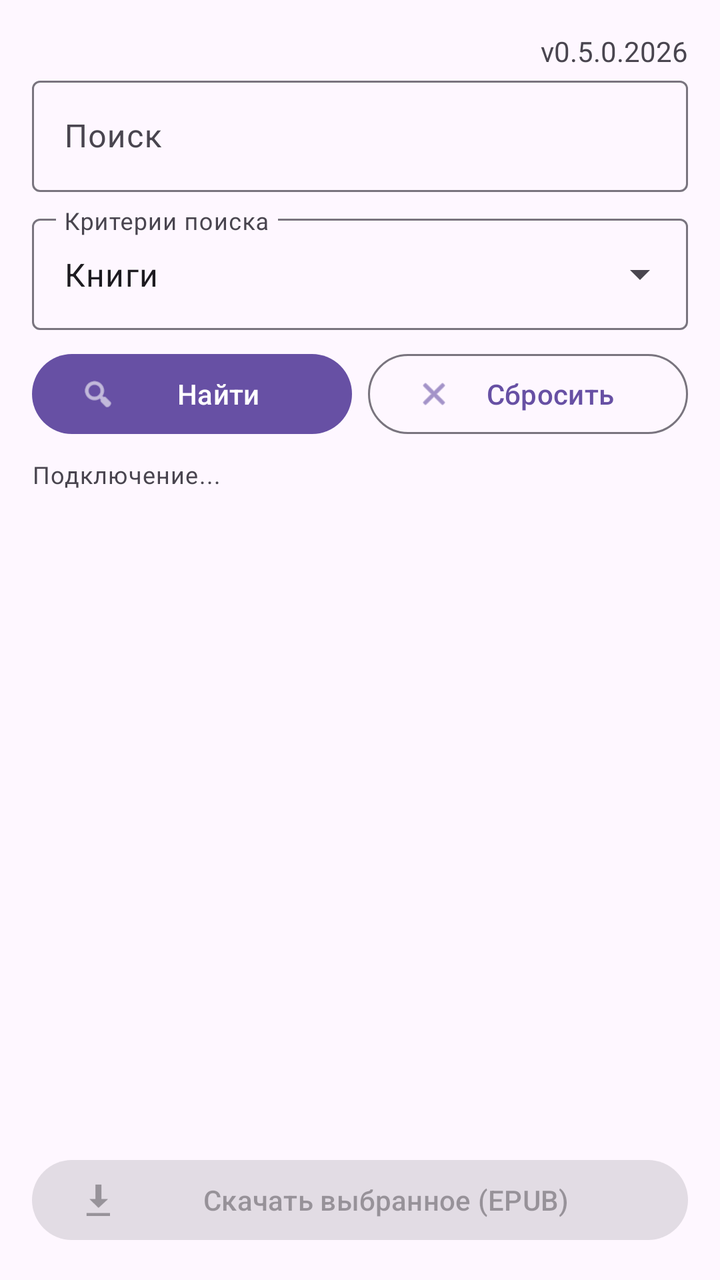
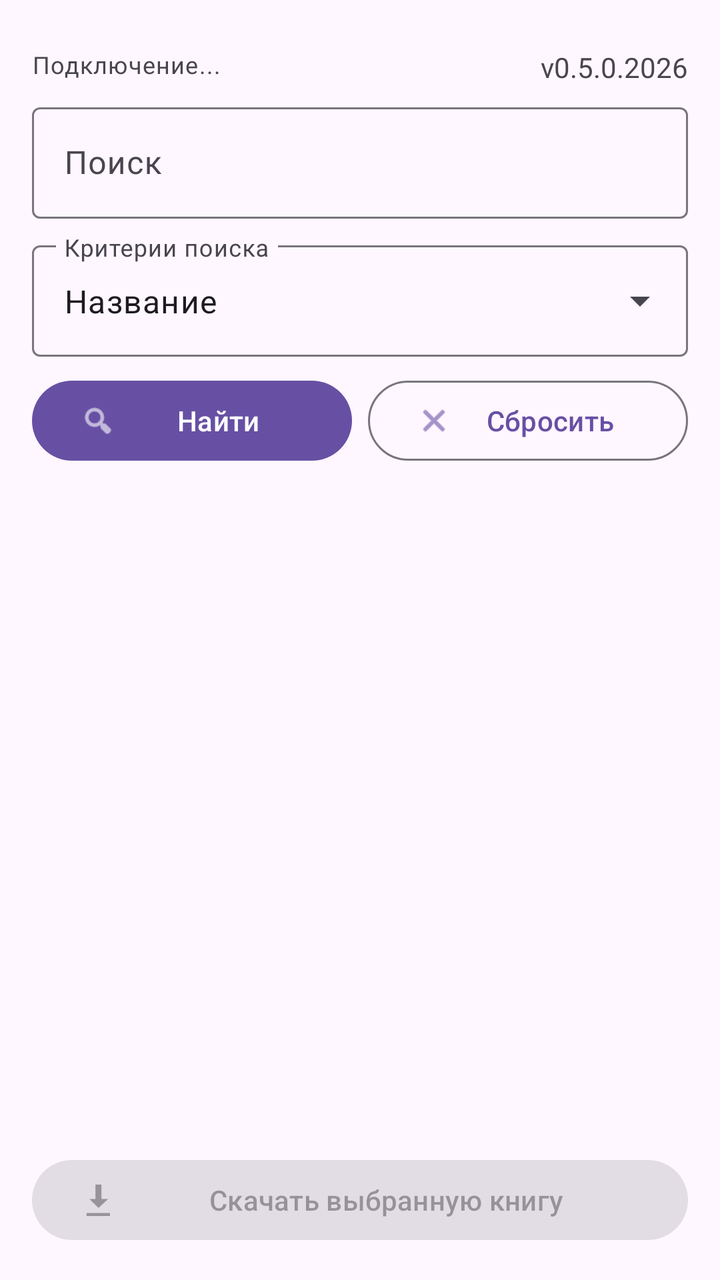

Two renders of the same Android screen: before a commit and after it. Below are the layout's source before the change and the commit's diff.
<!-- AndroidManifest.xml: application theme Theme.Material3.DayNight.NoActionBar -->
<!-- res/layout/activity_main.xml -->
<?xml version="1.0" encoding="utf-8"?>
<LinearLayout xmlns:android="http://schemas.android.com/apk/res/android"
    xmlns:app="http://schemas.android.com/apk/res-auto"
    android:layout_width="match_parent"
    android:layout_height="match_parent"
    android:orientation="vertical"
    android:padding="16dp">
    <TextView
        android:layout_width="wrap_content"
        android:layout_height="wrap_content"
        android:layout_gravity="right"
        android:text="v0.5.0.2026"
        />
    <com.google.android.material.textfield.TextInputLayout
        android:id="@+id/queryLayout"
        style="@style/Widget.Material3.TextInputLayout.OutlinedBox"
        android:layout_width="match_parent"
        android:layout_height="wrap_content"
        android:hint="Поиск">

        <com.google.android.material.textfield.TextInputEditText
            android:id="@+id/query"
            android:layout_width="match_parent"
            android:layout_height="wrap_content"
            android:inputType="text"
            android:maxLines="1" />
    </com.google.android.material.textfield.TextInputLayout>

    <com.google.android.material.textfield.TextInputLayout
        android:id="@+id/modeLayout"
        style="@style/Widget.Material3.TextInputLayout.OutlinedBox.ExposedDropdownMenu"
        android:layout_width="match_parent"
        android:layout_height="wrap_content"
        android:layout_marginTop="8dp"
        android:hint="Критерии поиска">

        <AutoCompleteTextView
            android:id="@+id/mode"
            android:layout_width="match_parent"
            android:layout_height="wrap_content"
            android:inputType="none"
            android:text="Книги" />
    </com.google.android.material.textfield.TextInputLayout>

    <LinearLayout
        android:layout_width="match_parent"
        android:layout_height="wrap_content"
        android:layout_marginTop="8dp"
        android:orientation="horizontal">

        <com.google.android.material.button.MaterialButton
            android:id="@+id/findButton"
            android:layout_width="0dp"
            android:layout_height="wrap_content"
            android:layout_weight="1"
            android:text="Найти"
            app:icon="@android:drawable/ic_menu_search" />

        <com.google.android.material.button.MaterialButton
            android:id="@+id/resetButton"
            style="@style/Widget.Material3.Button.OutlinedButton"
            android:layout_width="0dp"
            android:layout_height="wrap_content"
            android:layout_marginStart="8dp"
            android:layout_weight="1"
            android:text="Сбросить"
            app:icon="@android:drawable/ic_menu_close_clear_cancel" />
    </LinearLayout>

    <com.google.android.material.progressindicator.LinearProgressIndicator
        android:id="@+id/progress"
        android:layout_width="match_parent"
        android:layout_height="wrap_content"
        android:layout_marginTop="8dp"
        android:indeterminate="true"
        android:visibility="gone" />

    <TextView
        android:id="@+id/connection"
        android:layout_width="match_parent"
        android:layout_height="wrap_content"
        android:layout_marginTop="8dp"
        android:text="Подключение..."
        android:textAppearance="?attr/textAppearanceBodySmall" />

    <androidx.core.widget.NestedScrollView
        android:layout_width="match_parent"
        android:layout_height="0dp"
        android:layout_weight="1"
        android:layout_marginTop="8dp">

        <LinearLayout
            android:id="@+id/resultsBox"
            android:layout_width="match_parent"
            android:layout_height="wrap_content"
            android:orientation="vertical" />
    </androidx.core.widget.NestedScrollView>

    <com.google.android.material.button.MaterialButton
        android:id="@+id/downloadButton"
        android:layout_width="match_parent"
        android:layout_height="wrap_content"
        android:layout_marginTop="8dp"
        android:enabled="false"
        android:text="Скачать выбранное (EPUB)"
        app:icon="@android:drawable/stat_sys_download" />

</LinearLayout>
<!-- resources referenced by this layout -->
<resources>

</resources>

<!-- the commit's change to res/layout/activity_main.xml (unified diff, before → after) -->
@@ -5,12 +5,26 @@
     android:layout_height="match_parent"
     android:orientation="vertical"
     android:padding="16dp">
-    <TextView
-        android:layout_width="wrap_content"
+    <LinearLayout
+        android:layout_width="match_parent"
         android:layout_height="wrap_content"
-        android:layout_gravity="right"
-        android:text="v0.5.0.2026"
-        />
+        android:layout_marginTop="8dp"
+        android:orientation="horizontal">
+        <TextView
+            android:id="@+id/connection"
+            android:layout_width="wrap_content"
+            android:layout_height="wrap_content"
+            android:layout_marginTop="8dp"
+            android:layout_weight="1"
+            android:layout_gravity="start"
+            android:text="Подключение..."
+            android:textAppearance="?attr/textAppearanceBodySmall" />
+        <TextView
+            android:layout_width="wrap_content"
+            android:layout_height="wrap_content"
+            android:layout_gravity="end"
+            android:text="v0.5.0.2026" />
+    </LinearLayout>
     <com.google.android.material.textfield.TextInputLayout
         android:id="@+id/queryLayout"
         style="@style/Widget.Material3.TextInputLayout.OutlinedBox"
@@ -39,7 +53,7 @@
             android:layout_width="match_parent"
             android:layout_height="wrap_content"
             android:inputType="none"
-            android:text="Книги" />
+            android:text="Название" />
     </com.google.android.material.textfield.TextInputLayout>
 
     <LinearLayout
@@ -75,14 +89,6 @@
         android:indeterminate="true"
         android:visibility="gone" />
 
-    <TextView
-        android:id="@+id/connection"
-        android:layout_width="match_parent"
-        android:layout_height="wrap_content"
-        android:layout_marginTop="8dp"
-        android:text="Подключение..."
-        android:textAppearance="?attr/textAppearanceBodySmall" />
-
     <androidx.core.widget.NestedScrollView
         android:layout_width="match_parent"
         android:layout_height="0dp"
@@ -102,7 +108,7 @@
         android:layout_height="wrap_content"
         android:layout_marginTop="8dp"
         android:enabled="false"
-        android:text="Скачать выбранное (EPUB)"
+        android:text="Скачать выбранную книгу"
         app:icon="@android:drawable/stat_sys_download" />
 
 </LinearLayout>
